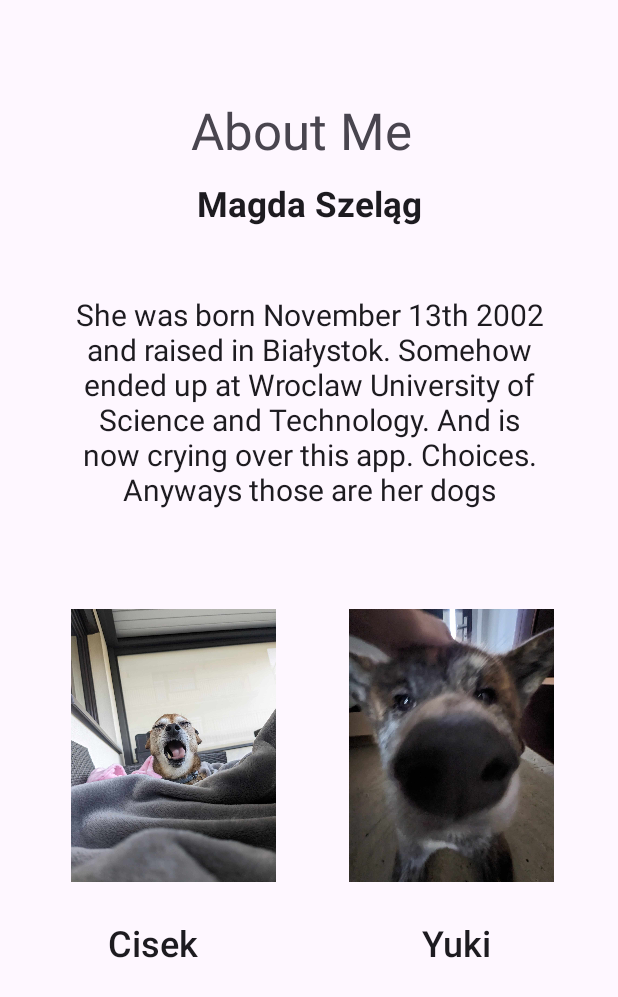
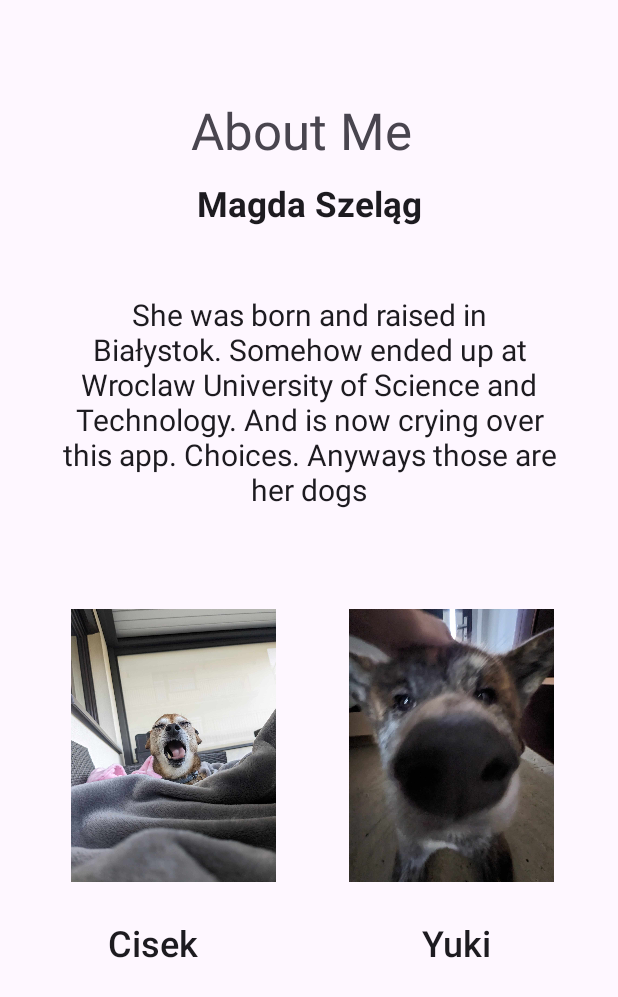
Before and after one commit to cichuss/BMI_calculator, an Android app: the AboutMeActivity screen opened directly, with no data from a screen before it, on a phone screen of 412 x 824 dp. Shown: the top 997 px of the screen. Run offline under Robolectric (Android 15) with nearby library versions, the phone set to English and light mode, and no system bars.

Commit message:
change about me

```diff
--- a/app/src/main/res/layout/activity_about_me.xml
+++ b/app/src/main/res/layout/activity_about_me.xml
@@ -24,7 +24,7 @@
         android:layout_width="331dp"
         android:layout_height="170dp"
         android:layout_marginTop="76dp"
-        android:text="She was born November 13th 2002 and raised in Białystok. Somehow ended up at Wroclaw University of Science and Technology. And is now crying over this app. Choices. Anyways those are her dogs"
+        android:text="She was born and raised in Białystok. Somehow ended up at Wroclaw University of Science and Technology. And is now crying over this app. Choices. Anyways those are her dogs"
         android:textAlignment="center"
         android:textAppearance="@style/TextAppearance.AppCompat.Body1"
         android:textSize="20sp"
```
